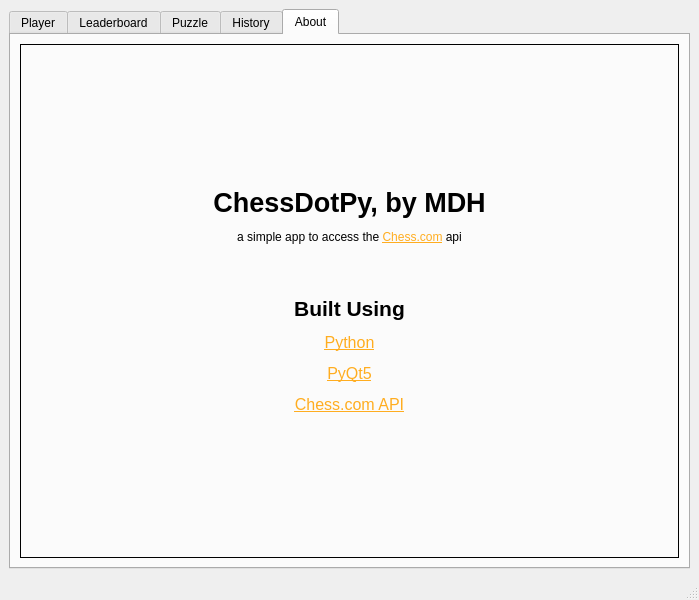
This is src/interface/main_window.ui in afmdiazh/Chess-Dot-Py as Qt 5 draws it before an edit. The edited form follows.
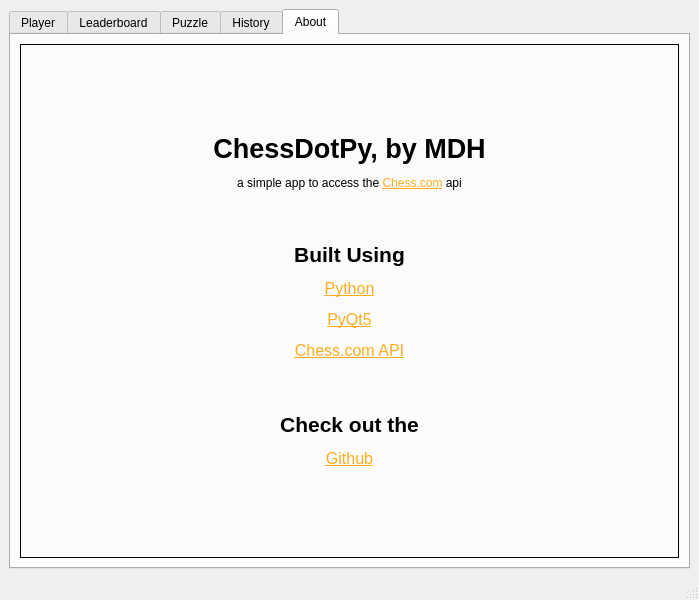
This is the edited form. The open tabs and pages were chosen to show the change. Icons and pictures are not drawn. Custom widgets are drawn as their Qt base class.

Commit message: UI: Added github link

```diff
--- a/src/interface/main_window.ui
+++ b/src/interface/main_window.ui
@@ -1955,7 +1955,7 @@
              <item>
               <widget class="QLabel" name="labelAbout">
                <property name="text">
-                <string>&lt;html&gt;&lt;head/&gt;&lt;body&gt;&lt;p align=&quot;center&quot;&gt;&lt;span style=&quot; font-size:20pt; font-weight:600;&quot;&gt;ChessDotPy, by MDH&lt;/span&gt;&lt;/p&gt;&lt;p align=&quot;center&quot;&gt;a simple app to access the &lt;a href=&quot;Chess.com&quot;&gt;&lt;span style=&quot; text-decoration: underline; color:#ffad20;&quot;&gt;Chess.com&lt;/span&gt;&lt;/a&gt; api&lt;/p&gt;&lt;p align=&quot;center&quot;&gt;&lt;br/&gt;&lt;/p&gt;&lt;p align=&quot;center&quot;&gt;&lt;span style=&quot; font-size:16pt; font-weight:600;&quot;&gt;Built Using&lt;/span&gt;&lt;/p&gt;&lt;p align=&quot;center&quot;&gt;&lt;a href=&quot;https://www.python.org/about/&quot;&gt;&lt;span style=&quot; font-size:12pt; text-decoration: underline; color:#ffad20;&quot;&gt;Python&lt;/span&gt;&lt;/a&gt;&lt;/p&gt;&lt;p align=&quot;center&quot;&gt;&lt;a href=&quot;https://pypi.org/project/PyQt5/&quot;&gt;&lt;span style=&quot; font-size:12pt; text-decoration: underline; color:#ffad20;&quot;&gt;PyQt5&lt;/span&gt;&lt;/a&gt;&lt;/p&gt;&lt;p align=&quot;center&quot;&gt;&lt;a href=&quot;https://pypi.org/project/chess.com/&quot;&gt;&lt;span style=&quot; font-size:12pt; text-decoration: underline; color:#ffad20;&quot;&gt;Chess.com API&lt;/span&gt;&lt;/a&gt;&lt;/p&gt;&lt;/body&gt;&lt;/html&gt;</string>
+                <string>&lt;html&gt;&lt;head/&gt;&lt;body&gt;&lt;p align=&quot;center&quot;&gt;&lt;span style=&quot; font-size:20pt; font-weight:600;&quot;&gt;ChessDotPy, by MDH&lt;/span&gt;&lt;/p&gt;&lt;p align=&quot;center&quot;&gt;a simple app to access the &lt;a href=&quot;Chess.com&quot;&gt;&lt;span style=&quot; text-decoration: underline; color:#ffad20;&quot;&gt;Chess.com&lt;/span&gt;&lt;/a&gt; api&lt;/p&gt;&lt;p align=&quot;center&quot;&gt;&lt;br/&gt;&lt;/p&gt;&lt;p align=&quot;center&quot;&gt;&lt;span style=&quot; font-size:16pt; font-weight:600;&quot;&gt;Built Using&lt;/span&gt;&lt;/p&gt;&lt;p align=&quot;center&quot;&gt;&lt;a href=&quot;https://www.python.org/about/&quot;&gt;&lt;span style=&quot; font-size:12pt; text-decoration: underline; color:#ffad20;&quot;&gt;Python&lt;/span&gt;&lt;/a&gt;&lt;/p&gt;&lt;p align=&quot;center&quot;&gt;&lt;a href=&quot;https://pypi.org/project/PyQt5/&quot;&gt;&lt;span style=&quot; font-size:12pt; text-decoration: underline; color:#ffad20;&quot;&gt;PyQt5&lt;/span&gt;&lt;/a&gt;&lt;/p&gt;&lt;p align=&quot;center&quot;&gt;&lt;a href=&quot;https://pypi.org/project/chess.com/&quot;&gt;&lt;span style=&quot; font-size:12pt; text-decoration: underline; color:#ffad20;&quot;&gt;Chess.com API&lt;/span&gt;&lt;/a&gt;&lt;/p&gt;&lt;p align=&quot;center&quot;&gt;&lt;br/&gt;&lt;/p&gt;&lt;p align=&quot;center&quot;&gt;&lt;span style=&quot; font-size:16pt; font-weight:600;&quot;&gt;Check out the&lt;/span&gt;&lt;/p&gt;&lt;p align=&quot;center&quot;&gt;&lt;a href=&quot;https://github.com/mgldz/Chess-Dot-Py&quot;&gt;&lt;span style=&quot; font-size:12pt; text-decoration: underline; color:#ffad20;&quot;&gt;Github&lt;/span&gt;&lt;/a&gt;&lt;/p&gt;&lt;/body&gt;&lt;/html&gt;</string>
                </property>
               </widget>
              </item>
```
The commit also changes 1 other file.
